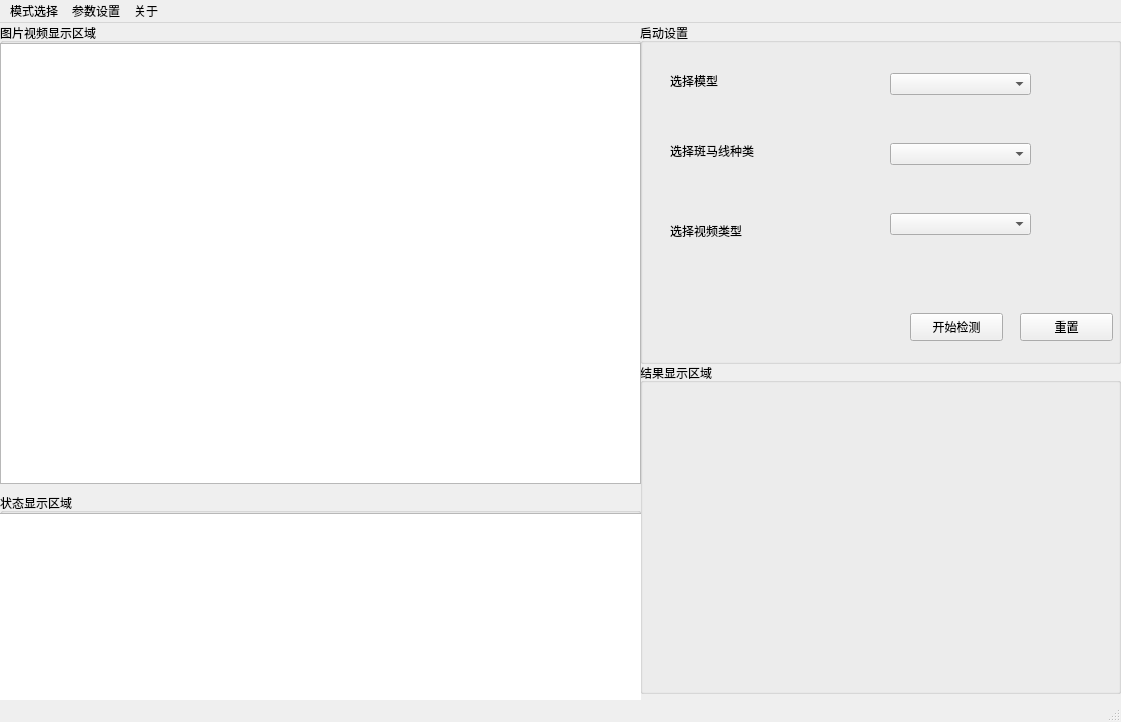
Before: the Qt Designer form ui/designer_ui/MainWindow.ui in wendyltan/ZebraCrossDensityDetector, drawn with Qt 5.
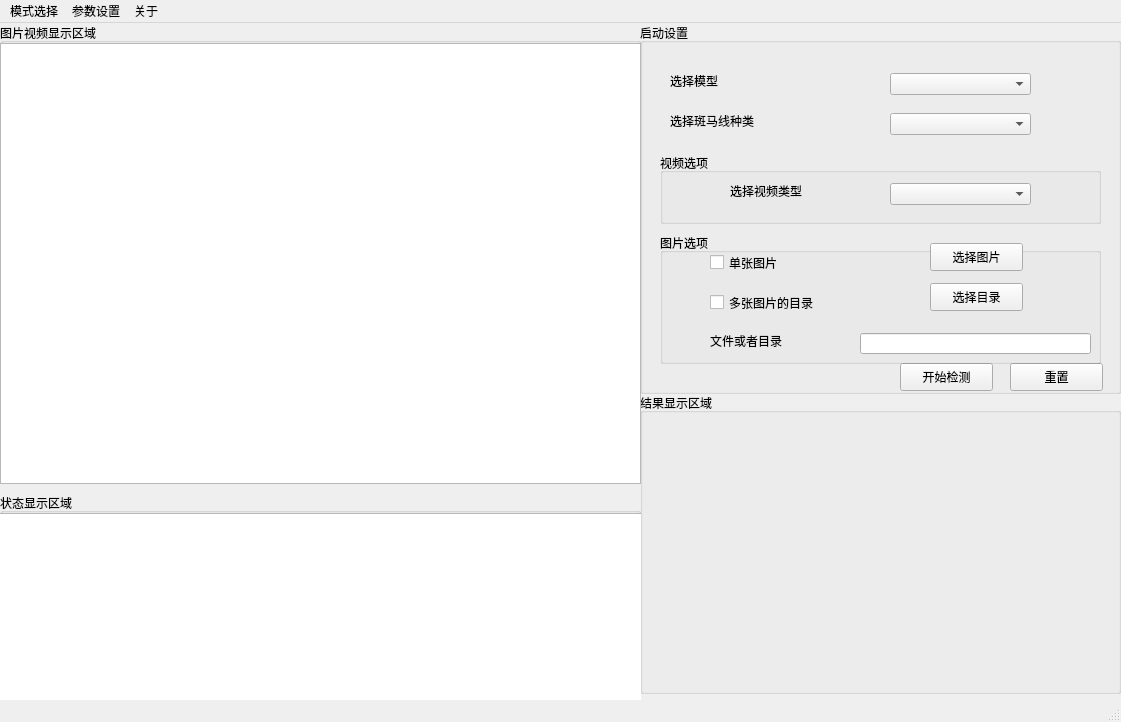
After: the same form once the commit is applied.

The edit to the form file:
```diff
--- a/ui/designer_ui/MainWindow.ui
+++ b/ui/designer_ui/MainWindow.ui
@@ -43,7 +43,7 @@
       <x>640</x>
       <y>0</y>
       <width>481</width>
-      <height>341</height>
+      <height>371</height>
      </rect>
     </property>
     <property name="title">
@@ -52,8 +52,8 @@
     <widget class="QPushButton" name="detectButton">
      <property name="geometry">
       <rect>
-       <x>270</x>
-       <y>290</y>
+       <x>260</x>
+       <y>340</y>
        <width>93</width>
        <height>28</height>
       </rect>
@@ -65,8 +65,8 @@
     <widget class="QPushButton" name="resetButton">
      <property name="geometry">
       <rect>
-       <x>380</x>
-       <y>290</y>
+       <x>370</x>
+       <y>340</y>
        <width>93</width>
        <height>28</height>
       </rect>
@@ -102,7 +102,7 @@
      <property name="geometry">
       <rect>
        <x>30</x>
-       <y>120</y>
+       <y>90</y>
        <width>111</width>
        <height>16</height>
       </rect>
@@ -115,43 +115,144 @@
      <property name="geometry">
       <rect>
        <x>250</x>
-       <y>120</y>
+       <y>90</y>
        <width>141</width>
        <height>22</height>
       </rect>
      </property>
     </widget>
-    <widget class="QLabel" name="label_3">
+    <widget class="QGroupBox" name="videoOptions">
      <property name="geometry">
       <rect>
-       <x>30</x>
-       <y>200</y>
-       <width>111</width>
-       <height>16</height>
+       <x>20</x>
+       <y>130</y>
+       <width>441</width>
+       <height>71</height>
       </rect>
      </property>
-     <property name="text">
-      <string>选择视频类型</string>
+     <property name="title">
+      <string>视频选项</string>
      </property>
+     <widget class="QLabel" name="label_3">
+      <property name="geometry">
+       <rect>
+        <x>70</x>
+        <y>30</y>
+        <width>111</width>
+        <height>16</height>
+       </rect>
+      </property>
+      <property name="text">
+       <string>选择视频类型</string>
+      </property>
+     </widget>
+     <widget class="QComboBox" name="chooseVideoType">
+      <property name="geometry">
+       <rect>
+        <x>230</x>
+        <y>30</y>
+        <width>141</width>
+        <height>22</height>
+       </rect>
+      </property>
+     </widget>
     </widget>
-    <widget class="QComboBox" name="chooseVideoType">
+    <widget class="QGroupBox" name="imageOptions">
      <property name="geometry">
       <rect>
-       <x>250</x>
-       <y>190</y>
-       <width>141</width>
-       <height>22</height>
+       <x>20</x>
+       <y>210</y>
+       <width>441</width>
+       <height>131</height>
       </rect>
      </property>
+     <property name="title">
+      <string>图片选项</string>
+     </property>
+     <widget class="QCheckBox" name="singleImageCheckbox">
+      <property name="geometry">
+       <rect>
+        <x>50</x>
+        <y>20</y>
+        <width>91</width>
+        <height>19</height>
+       </rect>
+      </property>
+      <property name="text">
+       <string>单张图片</string>
+      </property>
+     </widget>
+     <widget class="QCheckBox" name="imageDirCheckbox">
+      <property name="geometry">
+       <rect>
+        <x>50</x>
+        <y>60</y>
+        <width>141</width>
+        <height>19</height>
+       </rect>
+      </property>
+      <property name="text">
+       <string>多张图片的目录</string>
+      </property>
+     </widget>
+     <widget class="QPushButton" name="chooseImageBtn">
+      <property name="geometry">
+       <rect>
+        <x>270</x>
+        <y>10</y>
+        <width>93</width>
+        <height>28</height>
+       </rect>
+      </property>
+      <property name="text">
+       <string>选择图片</string>
+      </property>
+     </widget>
+     <widget class="QPushButton" name="chooseDirBtn">
+      <property name="geometry">
+       <rect>
+        <x>270</x>
+        <y>50</y>
+        <width>93</width>
+        <height>28</height>
+       </rect>
+      </property>
+      <property name="text">
+       <string>选择目录</string>
+      </property>
+     </widget>
+     <widget class="QLineEdit" name="imagePathLineEdit">
+      <property name="geometry">
+       <rect>
+        <x>200</x>
+        <y>100</y>
+        <width>231</width>
+        <height>21</height>
+       </rect>
+      </property>
+     </widget>
+     <widget class="QLabel" name="label_4">
+      <property name="geometry">
+       <rect>
+        <x>50</x>
+        <y>100</y>
+        <width>101</width>
+        <height>16</height>
+       </rect>
+      </property>
+      <property name="text">
+       <string>文件或者目录</string>
+      </property>
+     </widget>
     </widget>
    </widget>
    <widget class="QGroupBox" name="groupBox">
     <property name="geometry">
      <rect>
       <x>640</x>
-      <y>340</y>
+      <y>370</y>
       <width>481</width>
-      <height>331</height>
+      <height>301</height>
      </rect>
     </property>
     <property name="title">
```
Left out of the diff: 37 changed lines with no effect on the pictures.
